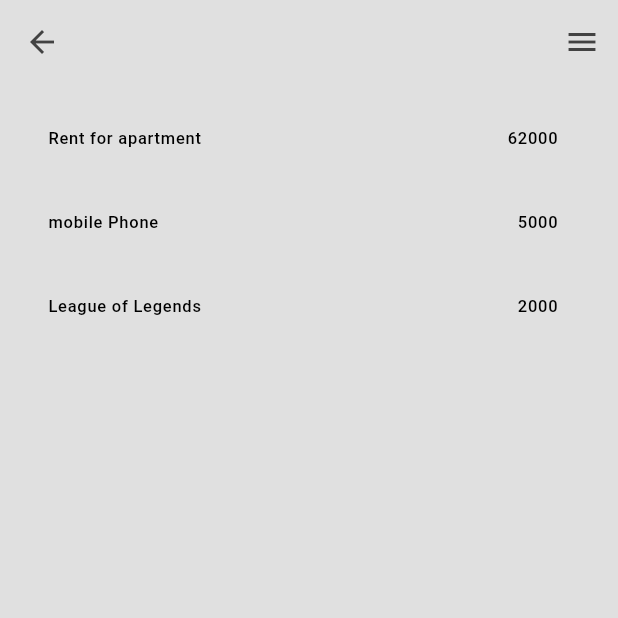
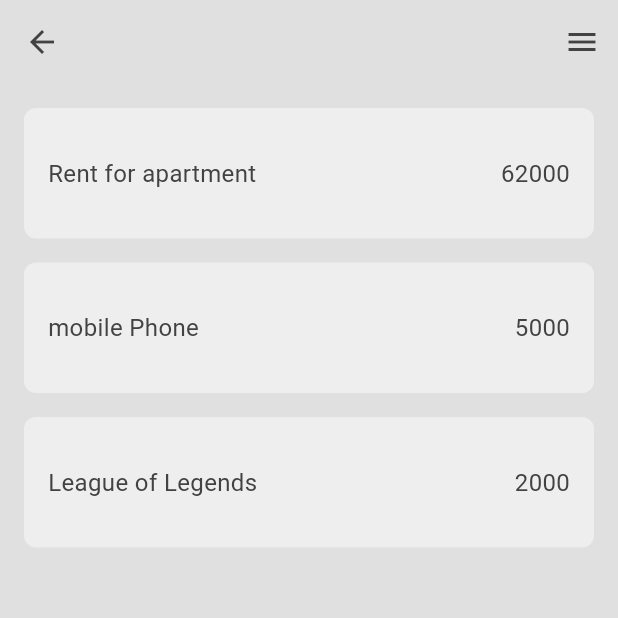
Before and after one commit to Astanto96/FixedFundsFlow, a Flutter app: the OverviewPage screen opened by its route, on a phone screen of 412 x 824 dp, the top half of it. Run offline on Flutter 3.47's test engine with Material 3 defaults, Android fonts, the phone set to English and light mode, and no system bars; our stand-ins replace flutter_riverpod, riverpod.

Commit message:
update Overview / Routing to DetailsPage with Argument

```diff
--- a/lib/pages/overview_page.dart
+++ b/lib/pages/overview_page.dart
@@ -1,5 +1,6 @@
 import 'package:fixedfundsflow/model/contract.dart';
 import 'package:fixedfundsflow/provider/contractslist_provider.dart';
+import 'package:fixedfundsflow/widgets/custom_overview_listtile.dart';
 import 'package:fixedfundsflow/widgets/menu_drawer.dart';
 import 'package:flutter/material.dart';
 import 'package:flutter_riverpod/flutter_riverpod.dart';
@@ -23,10 +24,7 @@ class OverviewPage extends ConsumerWidget {
         padding: const EdgeInsets.symmetric(vertical: 8, horizontal: 16),
         itemCount: contracts.length,
         itemBuilder: (BuildContext context, int index) {
-          return ListTile(
-            leading: Text(contracts[index].description),
-            trailing: Text(contracts[index].amount.toString()),
-          );
+          return CustomOverviewListTile(contract: contracts[index]);
         },
       ),
     );
--- /dev/null
+++ b/lib/widgets/custom_overview_listtile.dart
@@ -0,0 +1,45 @@
+import 'package:fixedfundsflow/config/routes/route_location.dart';
+import 'package:fixedfundsflow/model/contract.dart';
+import 'package:flutter/material.dart';
+
+class CustomOverviewListTile extends StatelessWidget {
+  const CustomOverviewListTile({
+    super.key,
+    required this.contract,
+  });
+
+  final Contract contract;
+
+  @override
+  Widget build(BuildContext context) {
+    return Padding(
+      padding: const EdgeInsets.symmetric(vertical: 8),
+      child: InkWell(
+        onTap: () {
+          Navigator.of(context)
+              .pushNamed(RouteLocation.contractDetails, arguments: contract);
+        },
+        child: Container(
+          padding: const EdgeInsets.symmetric(vertical: 32, horizontal: 16),
+          decoration: BoxDecoration(
+            borderRadius: BorderRadius.circular(8),
+            color: Theme.of(context).colorScheme.primary,
+          ),
+          child: Row(
+            mainAxisAlignment: MainAxisAlignment.spaceBetween,
+            children: <Widget>[
+              Text(
+                contract.description,
+                style: const TextStyle(fontSize: 16),
+              ),
+              Text(
+                contract.amount.toString(),
+                style: const TextStyle(fontSize: 16),
+              ),
+            ],
+          ),
+        ),
+      ),
+    );
+  }
+}
```
Also changed, not shown: lib/pages/contract_details_page.dart (+14 -3 lines).
